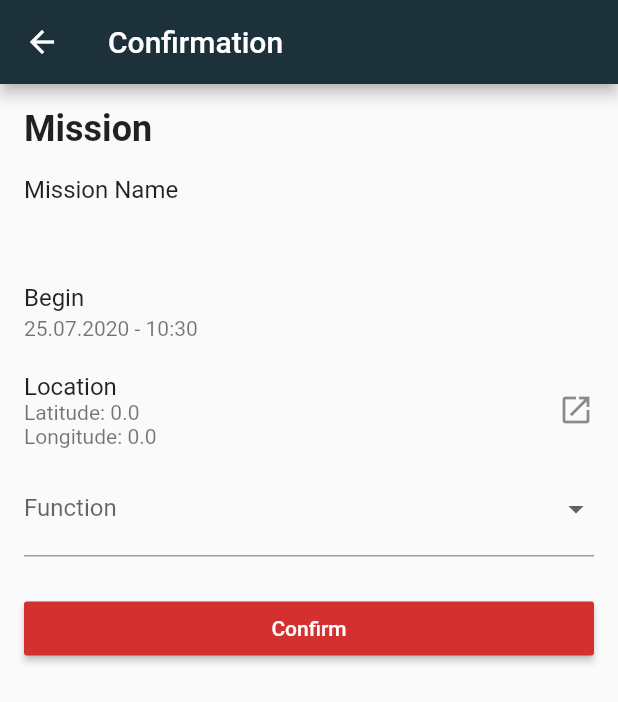
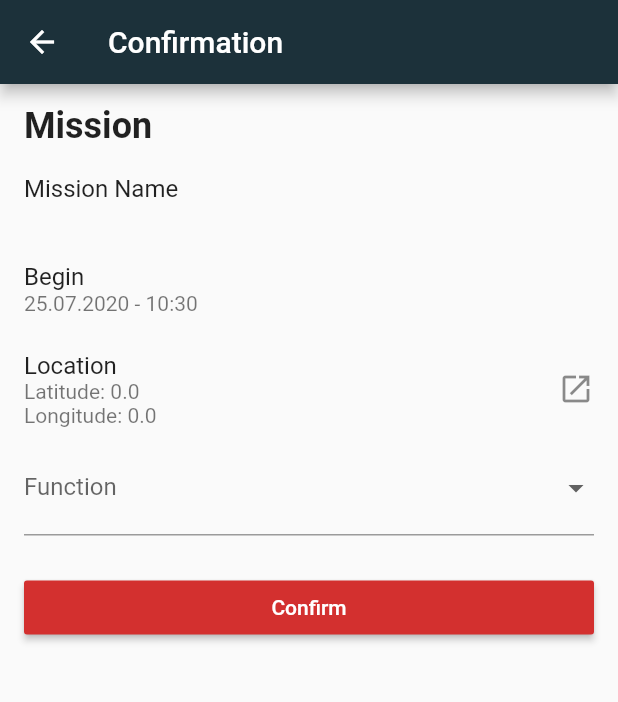
Before and after one commit to etrax-rescue/etrax-rescue-app, a Flutter app: the ConfirmationPage screen opened directly with empty values, on a phone screen of 412 x 824 dp. Shown: the top 702 px of the screen. Run offline on Flutter 3.47's test engine with Material 2 defaults, Android fonts, the phone set to English and light mode, and no system bars; our stand-ins replace auto_route, bloc, dartz, data_connection_checker, equatable, flutter_bloc and 3 more; missing offline and left inert: maps_launcher; accounts and stored records are empty.

```diff
--- a/lib/features/initialization/presentation/widgets/confirmation_form.dart
+++ b/lib/features/initialization/presentation/widgets/confirmation_form.dart
@@ -36,9 +36,8 @@ class _ConfirmationFormState extends State<ConfirmationForm> {
         crossAxisAlignment: CrossAxisAlignment.start,
         mainAxisSize: MainAxisSize.min,
         children: [
-          Padding(
-            padding: EdgeInsets.fromLTRB(16, 16, 16, 0),
-            child: Text(
+          ListTile(
+            title: Text(
               S.of(context).MISSION,
               style: TextStyle(fontWeight: FontWeight.bold, fontSize: 24),
             ),
@@ -47,14 +46,14 @@ class _ConfirmationFormState extends State<ConfirmationForm> {
             title: Text(
               S.of(context).MISSION_NAME,
             ),
-            subtitle: Text(mission.name),
+            subtitle: Text(mission.name + '\n'),
           ),
           ListTile(
             title: Text(
               S.of(context).MISSION_START,
             ),
             subtitle:
-                Text(DateFormat('dd.MM.yyyy - HH:mm').format(mission.start)),
+                Text(DateFormat('dd.MM.yyyy - HH:mm\n').format(mission.start)),
           ),
           ListTile(
             title: Text(
```
Also changed, not shown: 3 other files.
